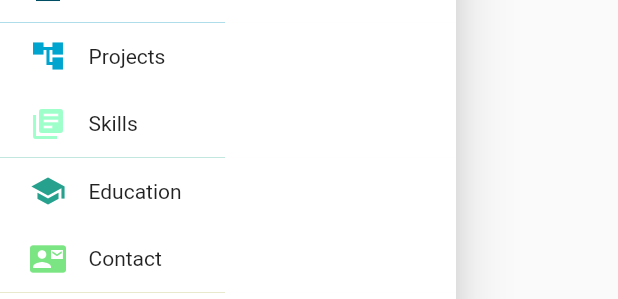
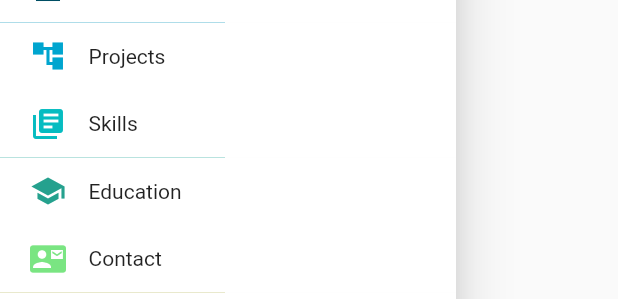
Before and after one commit to reesebre82/flutterwebsite, a Flutter app: the NavBar widget shown alone on an empty page, opened directly, on a phone screen of 412 x 824 dp. Shown: the part 270-569 px from the top of the screen. Run offline on Flutter 3.47's test engine with Material 2 defaults, Android fonts, the light colour scheme and no system bars; our stand-ins replace carousel_slider, flutter_sticky_header.

Commit message:
Added controller to help scroll to sections

```diff
--- a/lib/containers/NavBar/NavBar.dart
+++ b/lib/containers/NavBar/NavBar.dart
@@ -1,5 +1,7 @@
 import 'package:flutter/material.dart';
+import 'package:provider/provider.dart';
 import 'package:website/containers/NavBar/NavBarItem.dart';
+import 'package:website/controllers/ScrollerController.dart';
 
 class NavBar extends StatefulWidget {
   @override
@@ -9,6 +11,8 @@ class NavBar extends StatefulWidget {
 class _NavBarState extends State<NavBar> {
   @override
   Widget build(BuildContext context) {
+    final scrollValue = Provider.of<ScrollerController>(context);
+    scrollValue.setWidth(MediaQuery.of(context).size.width);
     return Drawer(
       child: Column(
         mainAxisAlignment: MainAxisAlignment.start,
@@ -49,27 +53,39 @@ class _NavBarState extends State<NavBar> {
           NavBarItem(
             title: "About",
             icon: Icons.person,
-              themeColor: Color(0xff004E64)),
+            themeColor: Color(0xff004E64),
+            scrollPosition: scrollValue.about(),
+          ),
           NavBarItem(
             title: "Projects",
             icon: Icons.account_tree,
-              themeColor: Color(0xff00A5CF)),
+            themeColor: Color(0xff00A5CF),
+            scrollPosition: scrollValue.project(),
+          ),
           NavBarItem(
             title: "Skills",
             icon: Icons.library_books,
-              themeColor: Color(0xff9FFFCB)),
+            themeColor: Color(0xff06BCC1),
+            scrollPosition: scrollValue.skills(),
+          ),
           NavBarItem(
             title: "Education",
             icon: Icons.school,
-              themeColor: Color(0xff25A18E)),
+            themeColor: Color(0xff25A18E),
+            scrollPosition: scrollValue.education(),
+          ),
           NavBarItem(
             title: "Contact",
             icon: Icons.contact_mail,
-              themeColor: Color(0xff7AE582)),
+            themeColor: Color(0xff7AE582),
+            scrollPosition: scrollValue.contact(),
+          ),
           NavBarItem(
             title: "Resume",
             icon: Icons.description,
-              themeColor: Color(0xffC8AD55)),
+            themeColor: Color(0xffC8AD55),
+            scrollPosition: scrollValue.resume(),
+          ),
         ],
       ),
     );
--- a/lib/containers/NavBar/NavBarItem.dart
+++ b/lib/containers/NavBar/NavBarItem.dart
@@ -1,12 +1,18 @@
 import 'package:flutter/material.dart';
+import 'package:provider/provider.dart';
+import 'package:website/controllers/ScrollerController.dart';
 
 class NavBarItem extends StatefulWidget {
   final String title;
   final IconData icon;
   final Color themeColor;
+  final double scrollPosition;
 
   NavBarItem(
-      {required this.title, required this.icon, required this.themeColor});
+      {required this.title,
+      required this.icon,
+      required this.themeColor,
+      required this.scrollPosition});
 
   //ADD STATE AND APPROVED EVERYWHERE
 
@@ -32,6 +38,7 @@ class _NavBarItemState extends State<NavBarItem> with TickerProviderStateMixin {
 
   @override
   Widget build(BuildContext context) {
+    final scrollValue = Provider.of<ScrollerController>(context);
     if (isHovered) {
       color = Colors.white;
       controller.forward();
@@ -53,7 +60,7 @@ class _NavBarItemState extends State<NavBarItem> with TickerProviderStateMixin {
             color: color,
             child: InkWell(
               onTap: () {
-                print("score");
+                scrollValue.scrollTo(widget.scrollPosition);
               },
               onHover: (value) {
                 setState(() {
--- /dev/null
+++ b/lib/controllers/ScrollerController.dart
@@ -0,0 +1,41 @@
+import 'package:flutter/material.dart';
+
+class ScrollerController extends ChangeNotifier {
+  var scrollValue = 0.0;
+  var screenWidth = 0.0;
+  var screenFull = 1680.0;
+
+  void scrollTo(y) {
+    scrollValue = y;
+    notifyListeners();
+  }
+
+  void setWidth(width) {
+    screenWidth = width;
+  }
+
+  double resume() {
+    var screenRatio = screenWidth / screenFull;
+    return screenWidth * 2;
+  }
+
+  double about() {
+    return 50.0;
+  }
+
+  double project() {
+    return 50.0;
+  }
+
+  double skills() {
+    return 50.0;
+  }
+
+  double education() {
+    return 50.0;
+  }
+
+  double contact() {
+    return 50.0;
+  }
+}
```
Lines whose indentation alone changed are shown as unchanged.
